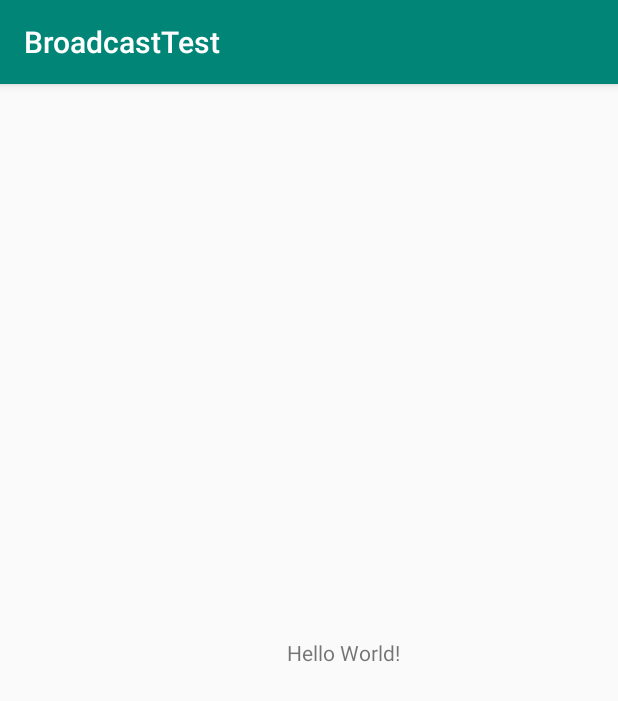
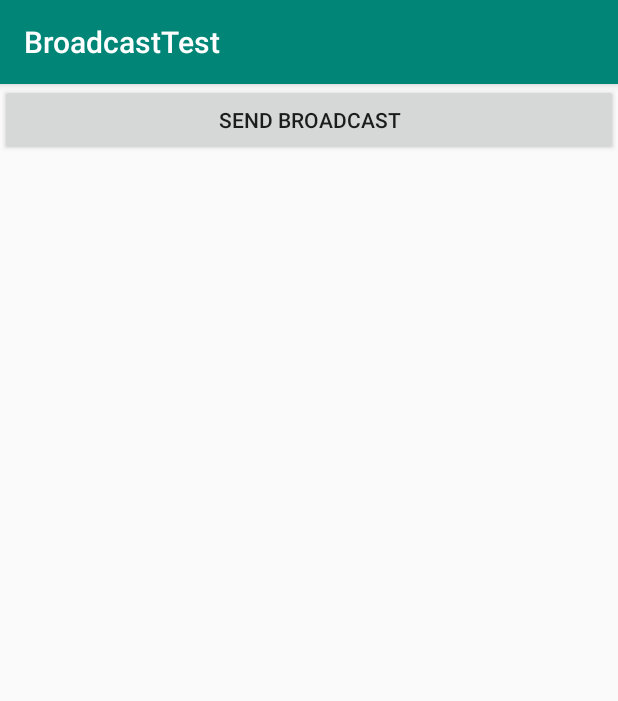
Before and after one commit to caoxiemeihao/learn-android, an Android app: the screen it shows after launch (MainActivity), on a phone screen of 412 x 824 dp. Shown: the top 701 px of the screen. Run offline under Robolectric (Android 15) with nearby library versions, the phone set to English and light mode, and no system bars.

Commit message:
19-04-07 Custom broadcast.(自定义广播)

```diff
--- a/BroadcastTest/app/src/main/java/com/atom/broadcasttest/MainActivity.java
+++ b/BroadcastTest/app/src/main/java/com/atom/broadcasttest/MainActivity.java
@@ -9,6 +9,8 @@ import android.net.NetworkInfo;
 import android.support.v7.app.AppCompatActivity;
 import android.os.Bundle;
 import android.util.Log;
+import android.view.View;
+import android.widget.Button;
 import android.widget.Toast;
 
 public class MainActivity extends AppCompatActivity {
@@ -24,6 +26,15 @@ public class MainActivity extends AppCompatActivity {
         intentFilter.addAction("android.net.conn.CONNETIVITY_CHANGE");
         networkChangetReceiver = new NetworkChangeReceiver();
         registerReceiver(networkChangetReceiver, intentFilter);
+
+        Button button = findViewById(R.id.button);
+        button.setOnClickListener(new View.OnClickListener() {
+            @Override
+            public void onClick(View view) {
+                Intent intent = new Intent("com.atom.broadcasttest.MY_BROADCAST");
+                sendBroadcast(intent);
+            }
+        });
     }
 
     @Override
--- a/BroadcastTest/app/src/main/res/layout/activity_main.xml
+++ b/BroadcastTest/app/src/main/res/layout/activity_main.xml
@@ -1,20 +1,11 @@
-<?xml version="1.0" encoding="utf-8"?>
-<android.support.constraint.ConstraintLayout xmlns:android="http://schemas.android.com/apk/res/android"
-    xmlns:app="http://schemas.android.com/apk/res-auto"
-    xmlns:tools="http://schemas.android.com/tools"
+<LinearLayout xmlns:android="http://schemas.android.com/apk/res/android"
     android:layout_width="match_parent"
     android:layout_height="match_parent"
-    tools:context=".MainActivity">
+    android:orientation="vertical">
 
-    <TextView
-        android:layout_width="wrap_content"
-        android:layout_height="26dp"
-        android:text="Hello World!"
-        app:layout_constraintBottom_toBottomOf="parent"
-        app:layout_constraintHorizontal_bias="0.568"
-        app:layout_constraintLeft_toLeftOf="parent"
-        app:layout_constraintRight_toRightOf="parent"
-        app:layout_constraintTop_toTopOf="parent"
-        app:layout_constraintVertical_bias="0.498" />
-
-</android.support.constraint.ConstraintLayout>
+    <Button
+        android:id="@+id/button"
+        android:layout_width="match_parent"
+        android:layout_height="wrap_content"
+        android:text="Send Broadcast"/>
+</LinearLayout>
```
Also changed, not shown: BroadcastTest/app/src/main/AndroidManifest.xml (+8 -0 lines), BroadcastTest/app/src/main/java/com/atom/broadcasttest/MyBroadcastReceiver.java (added, +13 -0 lines).
